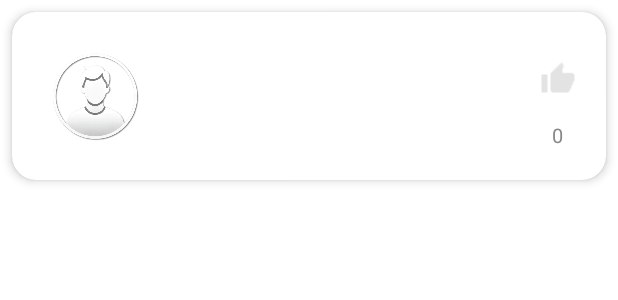
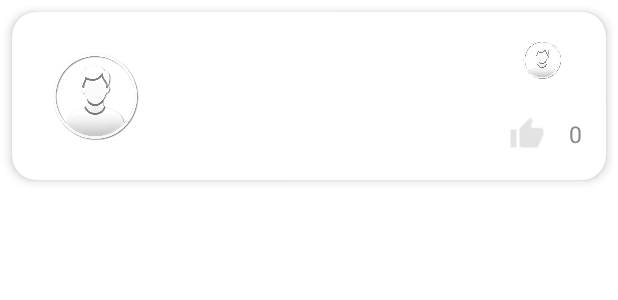
Before and after one commit to Jali04/BeJam, an Android app: the layout item_feed.xml on its own in the app's theme, with its tools: preview values and no code run, on a phone screen of 412 x 824 dp. Shown: the top 300 px of the screen. Run offline under Robolectric (Android 15) with nearby library versions, the phone set to English and light mode, and no system bars.

Commit message:
Profile pic in homefeed; Rearranged homefeed

```diff
--- a/app/src/main/res/layout/item_feed.xml
+++ b/app/src/main/res/layout/item_feed.xml
@@ -78,32 +78,58 @@
         </LinearLayout>
 
         <!-- Like button and count -->
+
         <LinearLayout
             android:layout_width="wrap_content"
             android:layout_height="match_parent"
             android:orientation="vertical"
             android:gravity="center">
 
+            <ImageView
+                android:id="@+id/posterAvatar"
+                android:layout_width="35dp"
+                android:layout_height="35dp"
+                android:layout_marginTop="8dp"
+                android:layout_marginBottom="8dp"
+                android:background="@drawable/circle_mask"
+                android:clipToOutline="true"
+                android:scaleType="centerCrop"
+                android:src="@drawable/placeholder_profile" />
+
+            <LinearLayout
+                android:layout_width="wrap_content"
+                android:layout_height="48dp"
+                android:orientation="horizontal"
+                android:gravity="center"
+                android:paddingEnd="8dp">
+
+                <!-- Like‐Button -->
                 <ImageButton
                     android:id="@+id/likeButton"
                     android:layout_width="48dp"
                     android:layout_height="48dp"
                     android:background="?attr/selectableItemBackgroundBorderless"
-                android:padding="12dp"
+                    android:padding="0dp"
                     android:adjustViewBounds="true"
                     android:scaleType="centerInside"
                     android:src="@drawable/ic_thumb_up_selector"
                     android:contentDescription="@string/like_button" />
 
+                <!-- Abstand zwischen Button und Count (optional, z. B. 4dp) -->
+                <View
+                    android:layout_width="4dp"
+                    android:layout_height="match_parent" />
+
+                <!-- Like‐Count rechts vom Button -->
                 <TextView
                     android:id="@+id/likeCount"
                     android:layout_width="wrap_content"
                     android:layout_height="wrap_content"
                     android:text="0"
-                android:textSize="13sp"
+                    android:textSize="15sp"
                     android:textColor="#888888"
-                android:layout_marginTop="4dp"/>
+                    android:layout_gravity="center_vertical"/>
             </LinearLayout>
-
+        </LinearLayout>
     </LinearLayout>
 </androidx.cardview.widget.CardView>
```
Also changed, not shown: app/src/main/java/com/example/bejam/ui/home/FeedAdapter.kt (+18 -0 lines), app/src/main/res/layout/fragment_home.xml (+20 -20 lines). Lines whose indentation alone changed are shown as unchanged.
